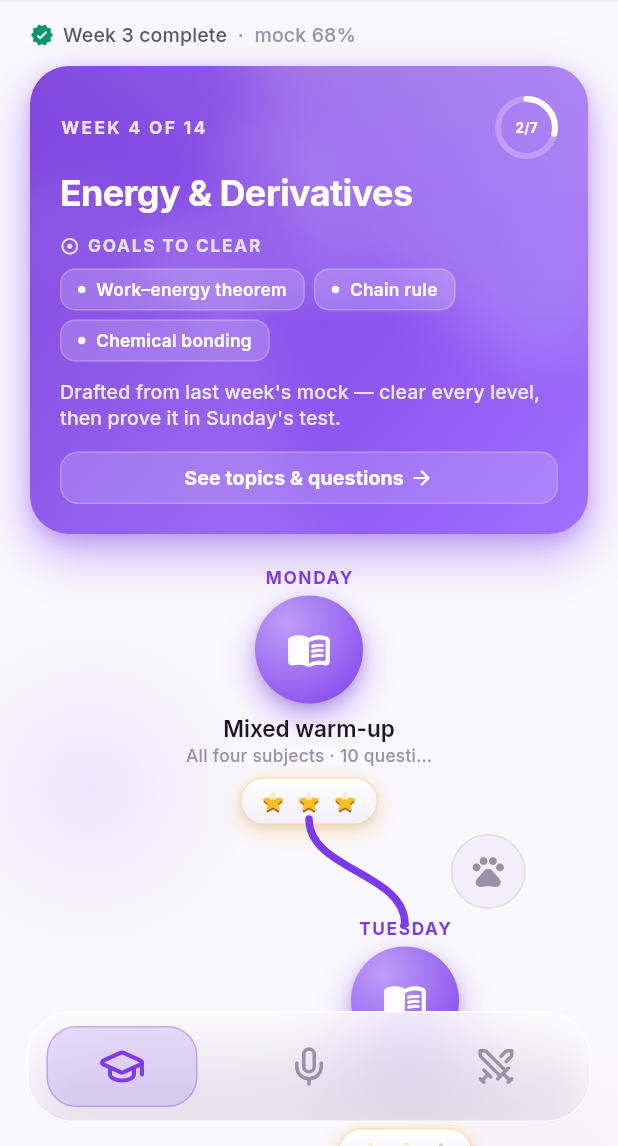
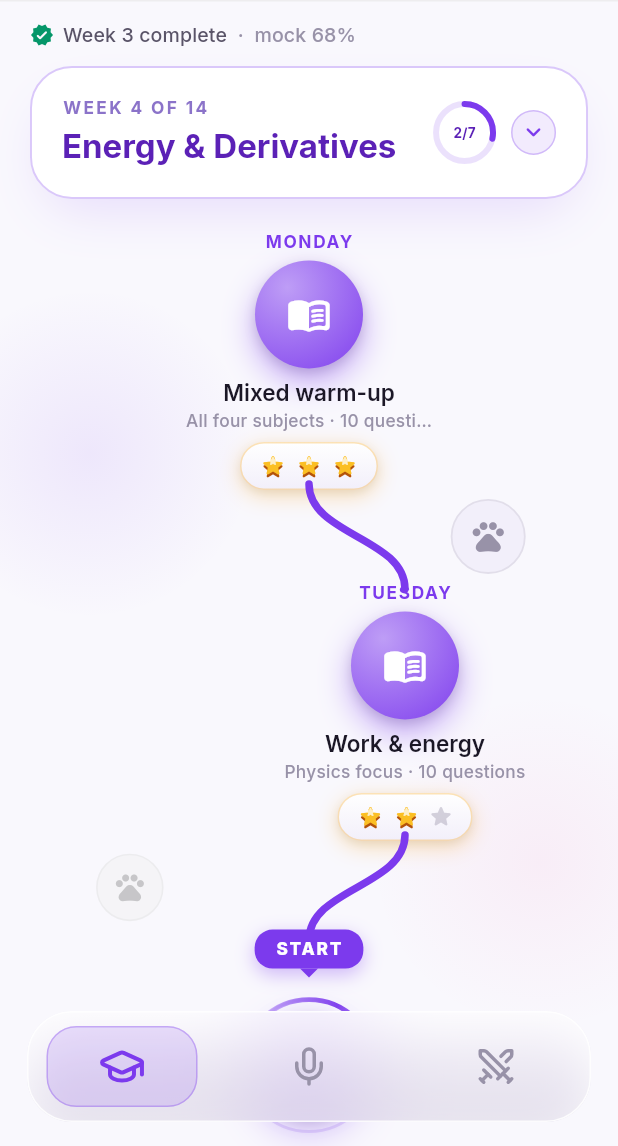
Before and after one commit to maneedasshrestha/Deerhack_Profit.exe, a Flutter app: the screen it shows after launch, on a phone screen of 412 x 824 dp, the part 90-1236 px from its top. Run offline on Flutter 3.47's test engine with Material 3 defaults, Android fonts, the light colour scheme and no system bars; our stand-ins replace flutter_riverpod, flutter_tts, google_fonts, hive, hive_flutter, lucide_icons and 1 more; accounts and stored records are empty.

Commit message:
ui chnage

```diff
--- a/frontend/lib/features/home/presentation/screens/home_screen.dart
+++ b/frontend/lib/features/home/presentation/screens/home_screen.dart
@@ -75,126 +75,161 @@ class _LastWeekRecap extends StatelessWidget {
 }
 
 // ─── Week header card ─────────────────────────────────────────────────────────
-class _WeekHeaderCard extends StatelessWidget {
+class _WeekHeaderCard extends StatefulWidget {
   const _WeekHeaderCard({required this.week});
   final WeekPlan week;
 
   @override
+  State<_WeekHeaderCard> createState() => _WeekHeaderCardState();
+}
+
+class _WeekHeaderCardState extends State<_WeekHeaderCard> {
+  /// Collapsed by default — the card opens to reveal goals + actions.
+  bool _expanded = false;
+
+  void _toggle() => setState(() => _expanded = !_expanded);
+
+  // Light-theme palette for the card: white surface, purple ink, thin
+  // purple keyline.
+  static const _deepPurple = Color(0xFF5B21B6); // headings / primary ink
+  static const _accent = Color(0xFF7C3AED); // brand violet
+  static const _mutedPurple = Color(0xFF8B73C9); // secondary copy
+
+  @override
   Widget build(BuildContext context) {
-    final p = context.palette;
+    final week = widget.week;
     final text = Theme.of(context).textTheme;
     return Pressable(
       scale: 0.98,
-      onTap: () => Navigator.of(
-        context,
-        rootNavigator: true,
-      ).push(MaterialPageRoute(builder: (_) => const WeekDetailScreen())),
+      onTap: _toggle,
       child: Container(
         margin: const EdgeInsets.fromLTRB(20, 12, 20, 4),
         decoration: BoxDecoration(
-          borderRadius: BorderRadius.circular(26),
+          color: Colors.white,
+          borderRadius: BorderRadius.circular(28),
+          // Thin purple keyline.
+          border: Border.all(
+            color: _accent.withValues(alpha: 0.28),
+            width: 1.3,
+          ),
           boxShadow: [
+            // Soft, low purple shadow so the white card lifts off the page.
             BoxShadow(
-              color: p.accent.withValues(alpha: 0.40),
+              color: _accent.withValues(alpha: 0.14),
               blurRadius: 28,
-              offset: const Offset(0, 14),
-            ),
-            BoxShadow(
-              color: const Color(0xFF6D28D9).withValues(alpha: 0.22),
-              blurRadius: 10,
-              offset: const Offset(0, 4),
+              spreadRadius: -8,
+              offset: const Offset(0, 16),
             ),
           ],
         ),
-        child: ClipRRect(
-          borderRadius: BorderRadius.circular(26),
-          child: Stack(
-            children: [
-              // Base gradient.
-              const Positioned.fill(
-                child: DecoratedBox(
-                  decoration: BoxDecoration(
-                    gradient: LinearGradient(
-                      begin: Alignment.topLeft,
-                      end: Alignment.bottomRight,
-                      colors: [Color(0xFF6D28D9), Color(0xFFA070FF)],
-                    ),
-                  ),
-                ),
-              ),
-              // Fluid blobs that morph and drift behind the content.
-              const Positioned.fill(child: _FluidBlobs()),
-              // Glossy top sheen for a 3D, lit-from-above feel.
-              Positioned.fill(
-                child: DecoratedBox(
-                  decoration: BoxDecoration(
-                    gradient: LinearGradient(
-                      begin: Alignment.topCenter,
-                      end: Alignment.bottomCenter,
-                      colors: [
-                        Colors.white.withValues(alpha: 0.16),
-                        Colors.white.withValues(alpha: 0),
-                      ],
-                      stops: const [0, 0.55],
-                    ),
-                  ),
-                ),
-              ),
-              Padding(
+        child: Padding(
           padding: const EdgeInsets.all(20),
           child: Column(
             crossAxisAlignment: CrossAxisAlignment.start,
             children: [
+              // Compact header — always visible. Tap anywhere (or the
+              // chevron) to expand the full week brief below.
               Row(
                 children: [
                   Expanded(
-                          child: Text(
+                    child: Column(
+                      crossAxisAlignment: CrossAxisAlignment.start,
+                      children: [
+                        Text(
                           'WEEK ${week.weekNumber} OF ${week.totalWeeks}',
                           style: text.labelSmall?.copyWith(
-                              color: Colors.white.withValues(alpha: 0.85),
+                            color: _mutedPurple,
                             letterSpacing: 1.6,
                             fontWeight: FontWeight.w700,
                           ),
                         ),
+                        const SizedBox(height: 4),
+                        Text(
+                          week.theme,
+                          style: text.titleLarge?.copyWith(
+                            color: _deepPurple,
+                            fontWeight: FontWeight.w700,
                           ),
+                        ),
+                      ],
+                    ),
+                  ),
+                  const SizedBox(width: 12),
                   ProgressRing(
                     progress: week.progress,
                     size: 42,
                     strokeWidth: 4,
-                          color: Colors.white,
-                          backgroundColor: Colors.white.withValues(alpha: 0.25),
+                    color: _accent,
+                    backgroundColor: _accent.withValues(alpha: 0.15),
                     child: Text(
                       '${week.completedCount}/${week.levels.length}',
                       style: text.labelSmall?.copyWith(
-                              color: Colors.white,
+                        color: _deepPurple,
                         fontWeight: FontWeight.w700,
                         fontSize: 9,
                       ),
                     ),
                   ),
+                  const SizedBox(width: 10),
+                  // Dropdown chevron — rotates 180° when open.
+                  AnimatedRotation(
+                    turns: _expanded ? 0.5 : 0,
+                    duration: const Duration(milliseconds: 240),
+                    curve: Curves.easeOutCubic,
+                    child: Container(
+                      width: 30,
+                      height: 30,
+                      decoration: BoxDecoration(
+                        shape: BoxShape.circle,
+                        color: _accent.withValues(alpha: 0.10),
+                        border: Border.all(
+                          color: _accent.withValues(alpha: 0.28),
+                          width: 1,
+                        ),
+                      ),
+                      child: const Icon(
+                        Icons.keyboard_arrow_down_rounded,
+                        size: 20,
+                        color: _accent,
+                      ),
+                    ),
+                  ),
                 ],
               ),
-                    const SizedBox(height: 8),
-                    Text(
-                      week.theme,
-                      style: text.headlineSmall?.copyWith(
-                        color: Colors.white,
-                        fontWeight: FontWeight.w700,
+              // Expanding body — goals, brief, and the primary action.
+              AnimatedSize(
+                duration: const Duration(milliseconds: 260),
+                curve: Curves.easeOutCubic,
+                alignment: Alignment.topCenter,
+                child: ConstrainedBox(
+                  constraints: const BoxConstraints(minWidth: double.infinity),
+                  child: _expanded
+                      ? _buildBody(context, week, text)
+                      : const SizedBox(height: 0),
                 ),
               ),
-                    const SizedBox(height: 14),
+            ],
+          ),
+        ),
+      ),
+    );
+  }
+
+  /// The expandable brief — goals, framing, and the primary action. Tapping
+  /// the purple pill opens this week's topics + MCQs.
+  Widget _buildBody(BuildContext context, WeekPlan week, TextTheme text) {
+    return Column(
+      crossAxisAlignment: CrossAxisAlignment.start,
+      children: [
+        const SizedBox(height: 16),
         Row(
           children: [
-                        Icon(
-                          Icons.adjust_rounded,
-                          size: 13,
-                          color: Colors.white.withValues(alpha: 0.8),
-                        ),
+            const Icon(Icons.adjust_rounded, size: 13, color: _mutedPurple),
             const SizedBox(width: 5),
             Text(
               'GOALS TO CLEAR',
               style: text.labelSmall?.copyWith(
-                            color: Colors.white.withValues(alpha: 0.8),
+                color: _mutedPurple,
                 letterSpacing: 1.2,
                 fontWeight: FontWeight.w700,
               ),
@@ -208,15 +243,12 @@ class _WeekHeaderCard extends StatelessWidget {
           children: [
             for (final t in week.targets)
               Container(
-                            padding: const EdgeInsets.symmetric(
-                              horizontal: 11,
-                              vertical: 6,
-                            ),
+                padding: const EdgeInsets.fromLTRB(10, 7, 13, 7),
                 decoration: BoxDecoration(
-                              color: Colors.white.withValues(alpha: 0.18),
-                              borderRadius: BorderRadius.circular(10),
+                  color: _accent.withValues(alpha: 0.08),
+                  borderRadius: BorderRadius.circular(20),
                   border: Border.all(
-                                color: Colors.white.withValues(alpha: 0.22),
+                    color: _accent.withValues(alpha: 0.22),
                     width: 1,
                   ),
                 ),
@@ -224,18 +256,18 @@ class _WeekHeaderCard extends StatelessWidget {
                   mainAxisSize: MainAxisSize.min,
                   children: [
                     Container(
-                                  width: 5,
-                                  height: 5,
+                      width: 6,
+                      height: 6,
                       decoration: const BoxDecoration(
                         shape: BoxShape.circle,
-                                    color: Colors.white,
+                        color: _accent,
                       ),
                     ),
                     const SizedBox(width: 7),
                     Text(
                       t,
                       style: text.labelSmall?.copyWith(
-                                    color: Colors.white,
+                        color: _deepPurple,
                         fontWeight: FontWeight.w600,
                       ),
                     ),
@@ -248,24 +280,28 @@ class _WeekHeaderCard extends StatelessWidget {
         Text(
           'Drafted from last week\'s mock — clear every level, then '
           'prove it in Sunday\'s test.',
-                      style: text.labelMedium?.copyWith(
-                        color: Colors.white.withValues(alpha: 0.85),
+          style: text.labelMedium?.copyWith(color: _mutedPurple),
         ),
+        const SizedBox(height: 16),
+        // Solid purple pill so the primary action pops against the white card.
+        Pressable(
+          scale: 0.97,
+          onTap: () => Navigator.of(
+            context,
+            rootNavigator: true,
+          ).push(MaterialPageRoute(builder: (_) => const WeekDetailScreen())),
+          child: Container(
+            padding: const EdgeInsets.symmetric(horizontal: 16, vertical: 12),
+            decoration: BoxDecoration(
+              color: _accent,
+              borderRadius: BorderRadius.circular(14),
+              boxShadow: [
+                BoxShadow(
+                  color: _accent.withValues(alpha: 0.30),
+                  blurRadius: 12,
+                  offset: const Offset(0, 4),
                 ),
-                    const SizedBox(height: 14),
-                    // Affordance: the whole card opens this week's topics + MCQs.
-                    Container(
-                      padding: const EdgeInsets.symmetric(
-                        horizontal: 12,
-                        vertical: 8,
-                      ),
-                      decoration: BoxDecoration(
-                        color: Colors.white.withValues(alpha: 0.16),
-                        borderRadius: BorderRadius.circular(12),
-                        border: Border.all(
-                          color: Colors.white.withValues(alpha: 0.22),
-                          width: 1,
-                        ),
+              ],
             ),
             child: Row(
               mainAxisAlignment: MainAxisAlignment.center,
@@ -277,7 +313,7 @@ class _WeekHeaderCard extends StatelessWidget {
                     fontWeight: FontWeight.w700,
                   ),
                 ),
-                          const SizedBox(width: 4),
+                const SizedBox(width: 6),
                 const Icon(
                   Icons.arrow_forward_rounded,
                   size: 16,
@@ -286,13 +322,8 @@ class _WeekHeaderCard extends StatelessWidget {
               ],
             ),
           ),
-                  ],
-                ),
         ),
       ],
-          ),
-        ),
-      ),
     );
   }
 }
```
Also changed, not shown: frontend/lib/features/feynman/application/providers.dart (+7 -3 lines), frontend/lib/features/home/presentation/screens/week_detail_screen.dart (+77 -11 lines), frontend/lib/features/home/presentation/widgets/question_tile.dart (+24 -13 lines), frontend/pubspec.lock, 5 other files. Lines whose indentation alone changed are shown as unchanged.
